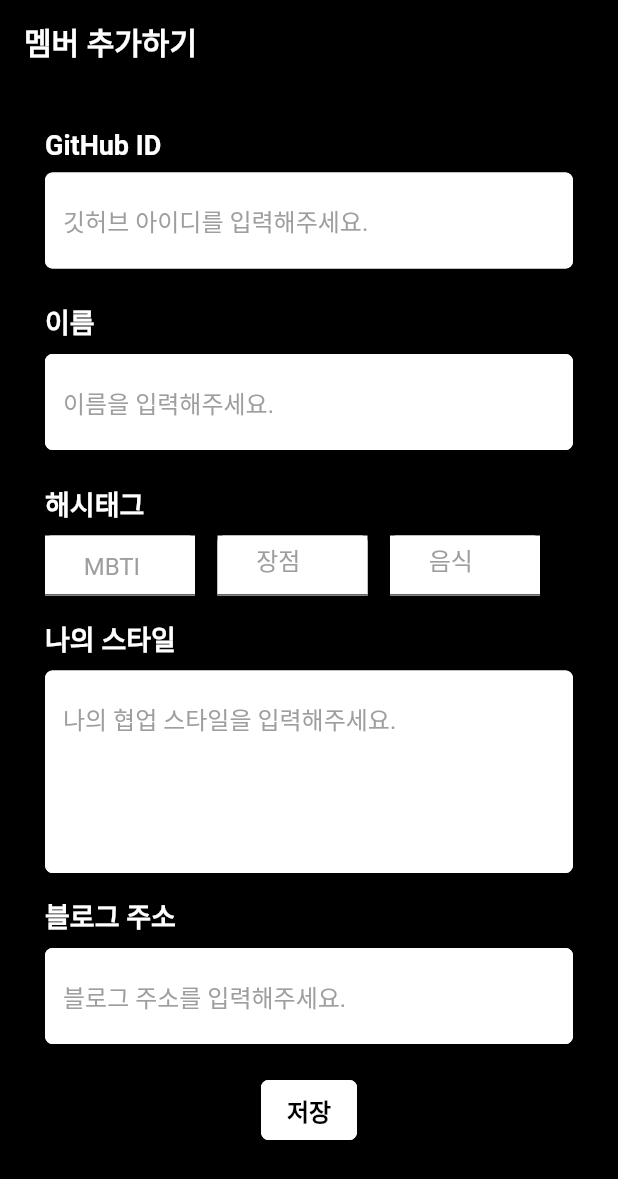
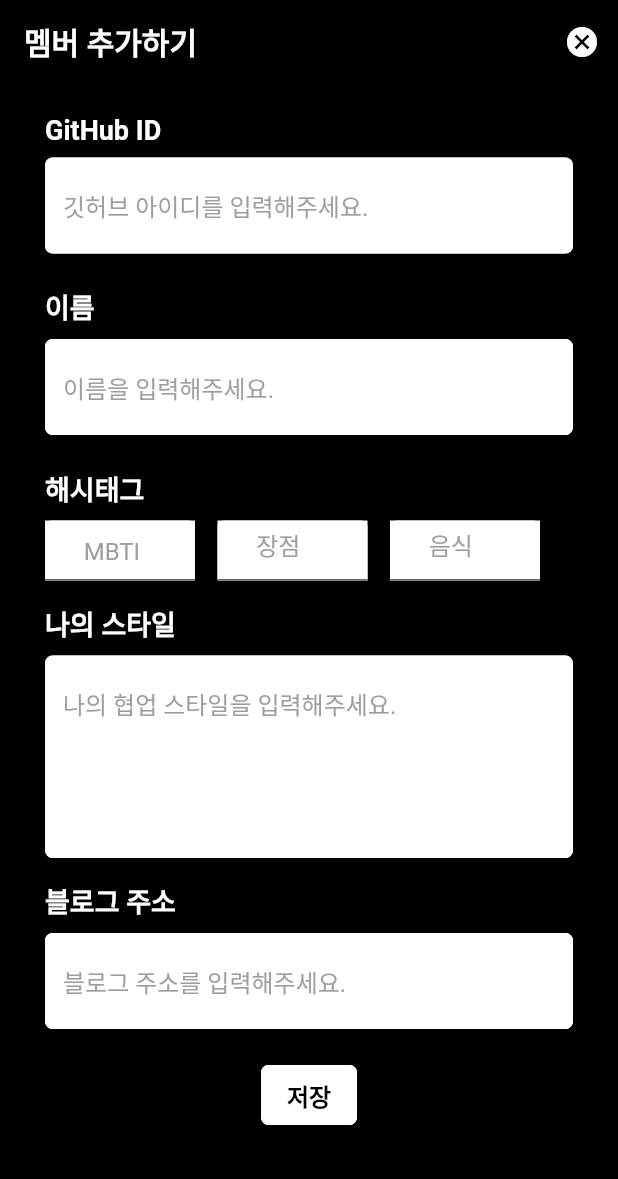
Before and after one commit to Haenaet/presenter-flutter, a Flutter app: the screen it shows after launch, on a phone screen of 412 x 824 dp. Shown: the top 1179 px of the screen. Run offline on Flutter 3.47's test engine with Material 2 defaults, Android fonts, the light colour scheme and no system bars.

Commit message:
add: #4 AppBar 취소 버튼 추가

```diff
--- a/lib/screens/member_create.dart
+++ b/lib/screens/member_create.dart
@@ -7,18 +7,26 @@ class MemberCreate extends StatelessWidget {
   Widget build(BuildContext context) {
     return Scaffold(
       appBar: AppBar(
+        backgroundColor: Colors.black,
         title: Text(
           "멤버 추가하기",
           style: TextStyle(
             fontWeight: FontWeight.bold,
           ),
         ),
-        backgroundColor: Colors.black,
+        actions: <Widget>[
+          IconButton(
+            icon: Icon(Icons.cancel),
+            onPressed: () {
+              print("취소 버튼을 클릭했습니다.");
+            },
+          ),
+        ],
       ),
       body: Container(
         color: Colors.black,
         child: Padding(
-          padding: EdgeInsets.all(30.0),
+          padding: EdgeInsets.fromLTRB(30, 20, 30, 20),
           child: Column(
             crossAxisAlignment: CrossAxisAlignment.start,
             children: [
```
